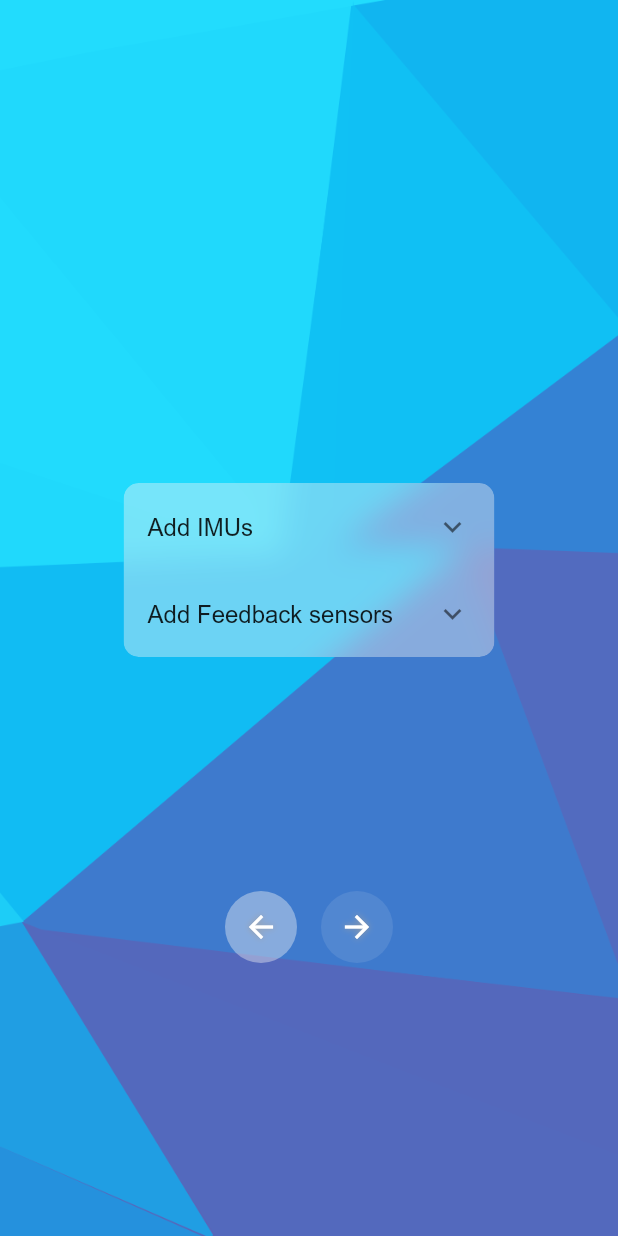
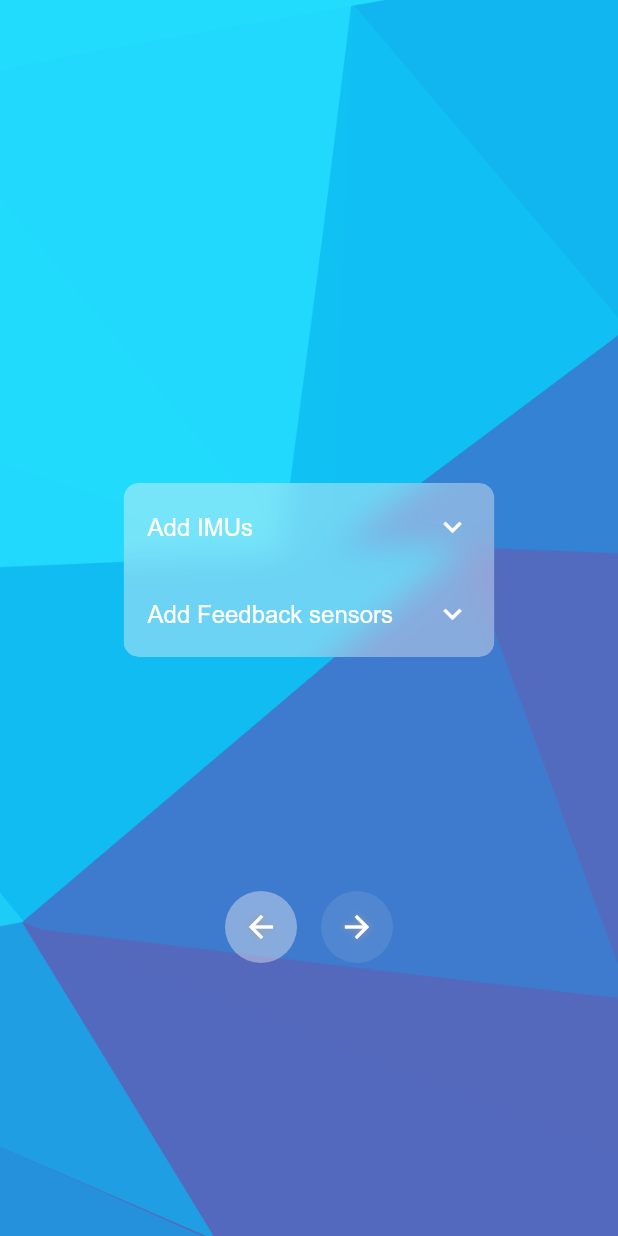
Before and after one commit to MotionSensing-org/Motion-Web-App, a Flutter app: the screen it shows after launch, after a tap on the "arrow forward" icon, on a phone screen of 412 x 824 dp. Run offline on Flutter 3.47's test engine with Material 2 defaults, Android fonts, the phone set to English and light mode, and no system bars; our stand-ins replace csv, file_picker, flutter_riverpod, flutter_slidable, permission_handler, syncfusion_flutter_charts.

Commit message:
fix renderflex issues and add enfrocement so that user must supply at least one imu.

```diff
--- a/lib/main.dart
+++ b/lib/main.dart
@@ -59,6 +59,23 @@ class MyApp extends ConsumerWidget {
         // Notice that the counter didn't reset back to zero; the application
         // is not restarted.
         // primarySwatch: Colors.green,
+        expansionTileTheme: ExpansionTileThemeData(
+          iconColor: Colors.blue.shade700,
+          collapsedIconColor: Colors.white,
+          collapsedTextColor: Colors.white,
+          textColor: Colors.blue.shade700,
+        ),
+        textTheme: const TextTheme(
+          bodyText1: TextStyle(
+              color: Colors.white,
+              shadows: [
+                Shadow(
+                    blurRadius: 5,
+                    color: Colors.grey
+                )
+              ]
+          ),
+        ),
         appBarTheme: const AppBarTheme(
           backgroundColor: Colors.blue
         ),
@@ -69,6 +86,7 @@ class MyApp extends ConsumerWidget {
         fontFamily: "Arial",
         scaffoldBackgroundColor: Colors.white,
         cardColor: Colors.grey.shade100.withOpacity(0.4),
+        dialogBackgroundColor: Colors.grey.shade100.withOpacity(0.4),
         cardTheme: const CardTheme(
           elevation: 0
         )
@@ -102,15 +120,7 @@ class _AlgParams extends ConsumerState<AlgParams>{
     params.add(
         Text(
           outputFileForDisplay.split('\\').last,
-          style: const TextStyle(
-              color: Colors.white,
-              shadows: [
-                Shadow(
-                    blurRadius: 5,
-                    color: Colors.grey
-                )
-              ]
-          ),
+          style: Theme.of(context).textTheme.bodyText1,
         )
     );
     params.add(
@@ -118,15 +128,20 @@ class _AlgParams extends ConsumerState<AlgParams>{
           mainAxisSize: MainAxisSize.min,
           mainAxisAlignment: MainAxisAlignment.center,
           children: [
-            Card(
+            Flexible(
+              fit: FlexFit.loose,
+              child: Card(
                 color: Colors.white,
                 shape: const RoundedRectangleBorder(borderRadius: BorderRadius.all(Radius.circular(10))),
                 elevation: Theme.of(context).cardTheme.elevation,
                 child: TextButton(
-                child: const Text(
+                  child: const FittedBox(
+                    fit: BoxFit.scaleDown,
+                    child: Text(
                       'Select output file',
                       style: TextStyle(
                           color: Colors.grey
+                      ),
                     ),
                   ),
                   onPressed: () async {
@@ -153,15 +168,21 @@ class _AlgParams extends ConsumerState<AlgParams>{
                   },
                 ),
               ),
-            Card(
+            ),
+            Flexible(
+              fit: FlexFit.loose,
+              child: Card(
                 color: Colors.white,
                 shape: const RoundedRectangleBorder(borderRadius: BorderRadius.all(Radius.circular(10))),
                 elevation: Theme.of(context).cardTheme.elevation,
                 child: TextButton(
-                child: const Text(
+                  child: const FittedBox(
+                    fit: BoxFit.scaleDown,
+                    child: Text(
                       'Clear',
                       style: TextStyle(
                           color: Colors.grey
+                      ),
                     ),
                   ),
                   onPressed: () {
@@ -170,6 +191,7 @@ class _AlgParams extends ConsumerState<AlgParams>{
                       outputFileForDisplay = '';
                     });
                   },
+                ),
               ),
             ),
           ],
@@ -184,7 +206,9 @@ class _AlgParams extends ConsumerState<AlgParams>{
           }
 
           params.add(FractionallySizedBox(
-            widthFactor: 0.4,
+            widthFactor: 0.6,
+            child: Tooltip(
+              message: curAlgParams[i]['param_name'],
               child: Card(
                 color: Colors.white,
                 shape: const RoundedRectangleBorder(borderRadius: BorderRadius.all(Radius.circular(4))),
@@ -198,6 +222,7 @@ class _AlgParams extends ConsumerState<AlgParams>{
                     labelText: curAlgParams[i]['param_name'],
                     border: const OutlineInputBorder(),
                     hintText: 'Enter a value. default: ${curAlgParams[i]['default_value']}',
+                  ),
                 ),
               ),
             ),
@@ -216,18 +241,12 @@ class _AlgParams extends ConsumerState<AlgParams>{
                 children: [
                   Text(
                     curAlgParams[i]['param_name'],
-                    style: const TextStyle(
-                        color: Colors.white,
-                        shadows: [
-                          Shadow(
-                              blurRadius: 5,
-                              color: Colors.grey
-                          )
-                        ]
-                    ),
+                    style: Theme.of(context).textTheme.bodyText1,
                   ),
                   Padding(
                     padding: const EdgeInsets.all(8.0),
+                    child: FittedBox(
+                      fit: BoxFit.scaleDown,
                       child: DropdownButton(
                           items: [for(int k = 0; k < values.length; k++) DropdownMenuItem<String>(
                             value: values[k],
@@ -245,21 +264,14 @@ class _AlgParams extends ConsumerState<AlgParams>{
                             ]
                           ),
                           value: dropdownValue,
-                        style: const TextStyle(
-                            color: Colors.white,
-                            shadows: [
-                              Shadow(
-                                  blurRadius: 5,
-                                  color: Colors.grey
-                              )
-                            ]
-                        ),
+                          style: Theme.of(context).textTheme.bodyText1,
                           onChanged: (String? value) {
                             setState(() {
                               dropdownValue = value;
                               widget.properties[curAlgParams[i]['param_name']] = dropdownValue;
                             });
                           }
+                      ),
                     ),
                   ),
                 ],
@@ -298,14 +310,7 @@ class _DashControl extends ConsumerState<DashControl> {
       value: algorithms[i],
       child: Text(
           algorithms[i],
-          style: const TextStyle(
-              shadows: [
-                Shadow(
-                    blurRadius: 5,
-                    color: Colors.grey
-                )
-              ]
-          ),
+          style: Theme.of(context).textTheme.bodyText1,
       ),
     )];
 
@@ -318,28 +323,28 @@ class _DashControl extends ConsumerState<DashControl> {
         color: Theme.of(context).cardColor,
         borderRadius: const BorderRadius.all(Radius.circular(10))
       ),
-      child: Column(
+      child: FractionallySizedBox(
+        widthFactor: 0.6,
+        child: ListView(
+          shrinkWrap: true,
+          scrollDirection: Axis.vertical,
+          children: [
+            Column(
               mainAxisSize: MainAxisSize.min,
               children: [
-          const Padding(
+                Padding(
                   padding: EdgeInsets.all(8.0),
                   child: Text(
                       'Please choose an algorithm:',
-              style: TextStyle(
-                  color: Colors.white,
-                shadows: [
-                  Shadow(
-                      blurRadius: 5,
-                      color: Colors.grey
-                  )
-                ]
-              ),
+                    style: Theme.of(context).textTheme.bodyText1,
                   ),
                 ),
                 Padding(
                   padding: const EdgeInsets.all(8.0),
                   child: Padding(
                     padding: const EdgeInsets.all(8.0),
+                    child: FittedBox(
+                      fit: BoxFit.scaleDown,
                       child: DropdownButton(
                           items: algorithmsList,
                           dropdownColor: Colors.grey.shade100.withOpacity(0.6),
@@ -354,7 +359,7 @@ class _DashControl extends ConsumerState<DashControl> {
                             ]
                           ),
                           value: dropdownValue,
-                  style: const TextStyle(color: Colors.white),
+                          style: Theme.of(context).textTheme.bodyText1,
                           onChanged: (String? value) {
                             setState(() {
                               dropdownValue = value;
@@ -362,6 +367,7 @@ class _DashControl extends ConsumerState<DashControl> {
                               ref.read(chosenAlgorithmProvider).setChosenAlg(value!);
                             });
                           }
+                      ),
                     ),
                   ),
                 ),
@@ -376,6 +382,9 @@ class _DashControl extends ConsumerState<DashControl> {
                     )
                 )
               ],
+            ),
+          ],
+        ),
       ),
     );
   }
@@ -474,10 +483,7 @@ class _ChartDashRoute extends ConsumerState<ChartDashRoute>
           padding: const EdgeInsets.all(8.0),
           child: Text(
               value,
-            style: const TextStyle(
-              color: Colors.white,
-              fontSize: 20
-            ),
+            style: Theme.of(context).textTheme.bodyText1,
           ),
         ));
       } else if(key == 'output_file' && value != null) {
@@ -487,10 +493,7 @@ class _ChartDashRoute extends ConsumerState<ChartDashRoute>
           child: Text(
             'Output file:\n$nameWithoutPath',
             textAlign: TextAlign.center,
-            style: const TextStyle(
-                color: Colors.white,
-                // fontSize: 20
-            ),
+            style: Theme.of(context).textTheme.bodyText1,
           ),
         ));
         // ref.read(requestAnswerProvider).filename = value;
@@ -499,10 +502,7 @@ class _ChartDashRoute extends ConsumerState<ChartDashRoute>
           padding: const EdgeInsets.all(8.0),
           child: Text(
               '$key: $value',
-              style: const TextStyle(
-                  color: Colors.white,
-                  // fontSize: 20
-              )
+              style: Theme.of(context).textTheme.bodyText1
           ),
         ));
       }
@@ -775,12 +775,25 @@ class MyHomePage extends ConsumerStatefulWidget{
 class _MyHomePage extends ConsumerState<MyHomePage>{
   int animatedStackIndex = 0;
   List<Widget> animatedStackChildren = [];
+  bool canContinue = true;
 
   @override
   Widget build(BuildContext context) {
+    int imusNumber = ref.watch(imusCounter).imuCount;
+    String chosenAlg = ref.watch(chosenAlgorithmProvider).chosenAlg;
+
+    if(animatedStackIndex == 1) {
+      canContinue = imusNumber > 0;
+    } else if(animatedStackIndex == 2) {
+      canContinue = chosenAlg.isNotEmpty;
+    }
+
     if(animatedStackChildren.isEmpty) {
       animatedStackChildren = [
-        const Image(image: AssetImage('assets/images/logo_round.png')),
+        const Padding(
+          padding: EdgeInsets.all(8.0),
+          child: Image(image: AssetImage('assets/images/logo_round.png')),
+        ),
         FractionallySizedBox(
           widthFactor: 0.6,
           child: ClipRRect(
@@ -796,13 +809,13 @@ class _MyHomePage extends ConsumerState<MyHomePage>{
                   shrinkWrap: true,
                   children: [
                     ExpansionTile(
-                      title: const Text('Add IMUs'),
+                      title: const Text('Add IMUs',),
                       children: [
                         IMUList(addedIMUs: widget.addedIMUs['imus']!,),
                       ],
                     ),
                     ExpansionTile(
-                      title: const Text('Add Feedback sensors'),
+                      title: const Text('Add Feedback sensors',),
                       children: [
                         IMUList(isFeedbackList: true, addedIMUs: widget.addedIMUs['feedbacks']!,),
                       ],
@@ -886,21 +899,42 @@ class _MyHomePage extends ConsumerState<MyHomePage>{
                           duration: const Duration(milliseconds: 500),
                           decoration: BoxDecoration(
                             shape: BoxShape.circle,
-                            color: ref.watch(chosenAlgorithmProvider).chosenAlg == ''
-                                && animatedStackIndex == 1
-                                ? Colors.grey.shade100.withOpacity(0.1)
-                                : Theme.of(context).cardColor
+                            color: canContinue
+                                ? Theme.of(context).cardColor
+                                : Colors.grey.shade100.withOpacity(0.1)
                           ),
                           child: IconButton(
                               onPressed: () => setState(() {
-                                if(animatedStackIndex == 1) {
+                                if(!canContinue && animatedStackIndex == 1) {
+                                  showDialog(
+                                      context: context,
+                                      builder: (context) => BackdropFilter(
+                                          filter: ImageFilter.blur(sigmaX: 10, sigmaY: 10),
+                                          child: AlertDialog(
+                                            content: Text(
+                                              'IMU list cannot be empty',
+                                              style: Theme.of(context).textTheme.bodyText1,
+                                            ),
+                                          )
+                                      )
+                                  );
+                                  return;
+                                } else if(animatedStackIndex == 1) {
                                   animatedStackIndex += 1;
                                   Navigator.of(context).pushNamed('imus_route');
                                   return;
-                                } else if(widget.properties['alg_name'] == null && animatedStackIndex == 2) {
+                                } else if(!canContinue && animatedStackIndex == 2) {
                                   showDialog(
                                       context: context,
-                                      builder: (context) => const AlertDialog(content: Text('Please select an algorithm to continue'),)
+                                      builder: (context) => BackdropFilter(
+                                        filter: ImageFilter.blur(sigmaX: 10, sigmaY: 10),
+                                          child: AlertDialog(
+                                            content: Text(
+                                              'Please select an algorithm to continue',
+                                              style: Theme.of(context).textTheme.bodyText1,
+                                            ),
+                                          )
+                                      )
                                   );
                                   return;
                                 } else if(animatedStackIndex < animatedStackChildren.length - 1) {
```
Also changed, not shown: lib/LandingPage/chart_dash.dart (+21 -29 lines), lib/LandingPage/imus_route.dart (+15 -2 lines). Lines whose indentation alone changed are shown as unchanged.
